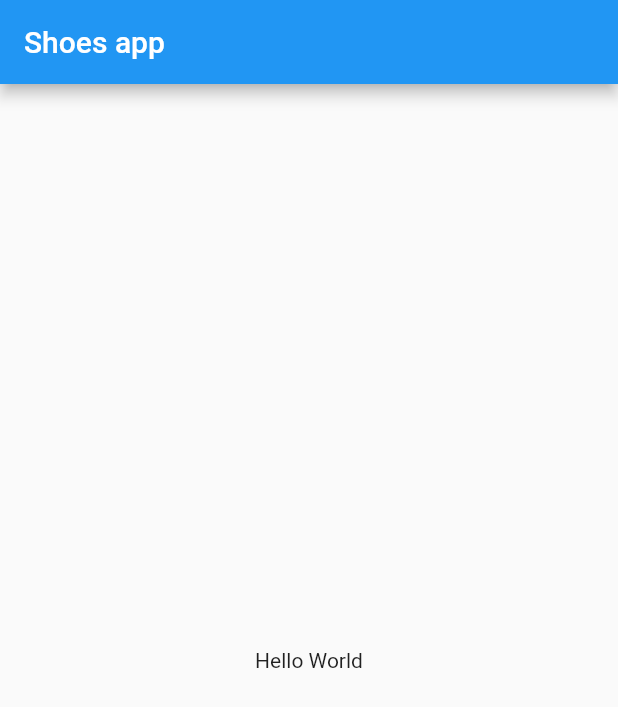
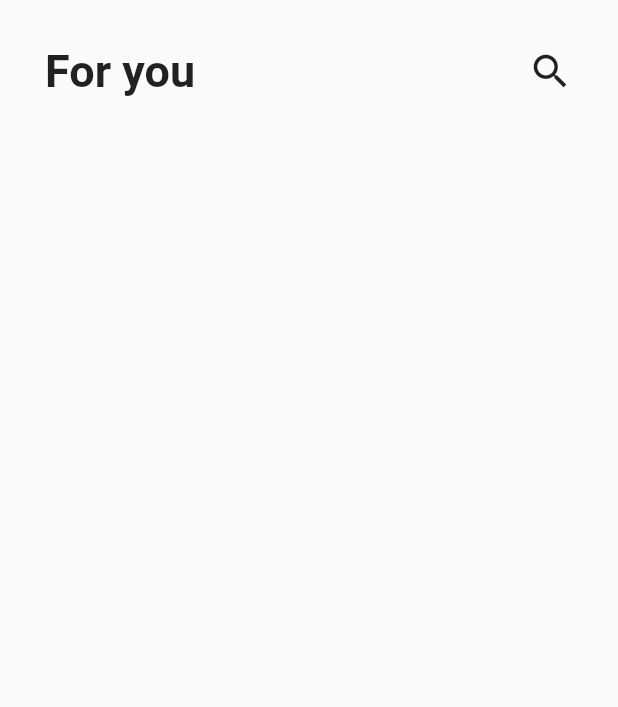
Before and after one commit to BryanParada/shoes_appFM, a Flutter app: the screen it shows after launch, on a phone screen of 412 x 824 dp. Shown: the top 707 px of the screen. Run offline on Flutter 3.47's test engine with Material 2 defaults, Android fonts, the phone set to English and light mode, and no system bars.

Commit message:
FM156 - Initial Screen CustomAppBar - exports

```diff
--- a/lib/main.dart
+++ b/lib/main.dart
@@ -1,4 +1,5 @@
 import 'package:flutter/material.dart';
+import 'package:shoes_app/src/pages/shoe_page.dart';
 
 void main() => runApp(const MyApp());
 
@@ -10,14 +11,7 @@ class MyApp extends StatelessWidget {
     return MaterialApp(
       debugShowCheckedModeBanner: false,
       title: 'Shoes App',
-      home: Scaffold(
-        appBar: AppBar(
-          title: const Text('Shoes app'),
-        ),
-        body: const Center(
-          child: Text('Hello World'),
-        ),
-      ),
+      home: shoePage()
     );
   }
 }
--- /dev/null
+++ b/lib/src/pages/shoe_page.dart
@@ -0,0 +1,13 @@
+import 'package:flutter/material.dart';
+import 'package:shoes_app/src/widgets/custom_widgets.dart';
+
+
+class shoePage extends StatelessWidget {
+
+  @override
+  Widget build(BuildContext context) {
+    return Scaffold(
+      body: CustomAppBar('For you'),
+   );
+  }
+}
--- /dev/null
+++ b/lib/src/widgets/custom_appbar.dart
@@ -0,0 +1,35 @@
+import 'package:flutter/material.dart';
+
+
+class CustomAppBar extends StatelessWidget {
+
+  final String text;
+
+  CustomAppBar(this.text);
+
+  @override
+  Widget build(BuildContext context) {
+    return SafeArea(
+      top: true,
+      bottom: false,
+      child: Padding(
+        padding: EdgeInsets.symmetric(horizontal: 30),
+        child: Container(
+          margin: EdgeInsets.only(top: 30),
+          width: double.infinity,
+          //height: 150,
+          // color: Colors.red,
+          child: Row(
+            children: <Widget>[
+
+                Text(this.text, style: TextStyle(fontSize: 30, fontWeight: FontWeight.w700)),
+                Spacer(),
+                Icon(Icons.search, size: 30)
+
+            ],
+          )
+        ),
+      ),
+    );
+  }
+}
--- /dev/null
+++ b/lib/src/widgets/custom_widgets.dart
@@ -0,0 +1,3 @@
+
+
+export 'package:shoes_app/src/widgets/custom_appbar.dart';
```
